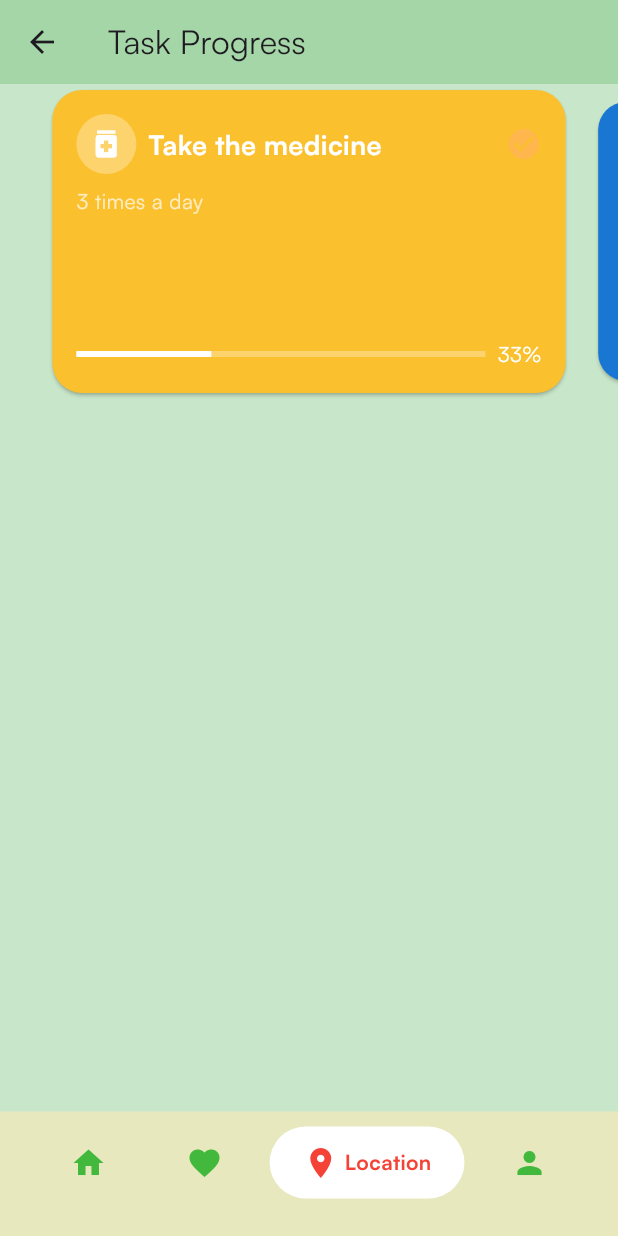
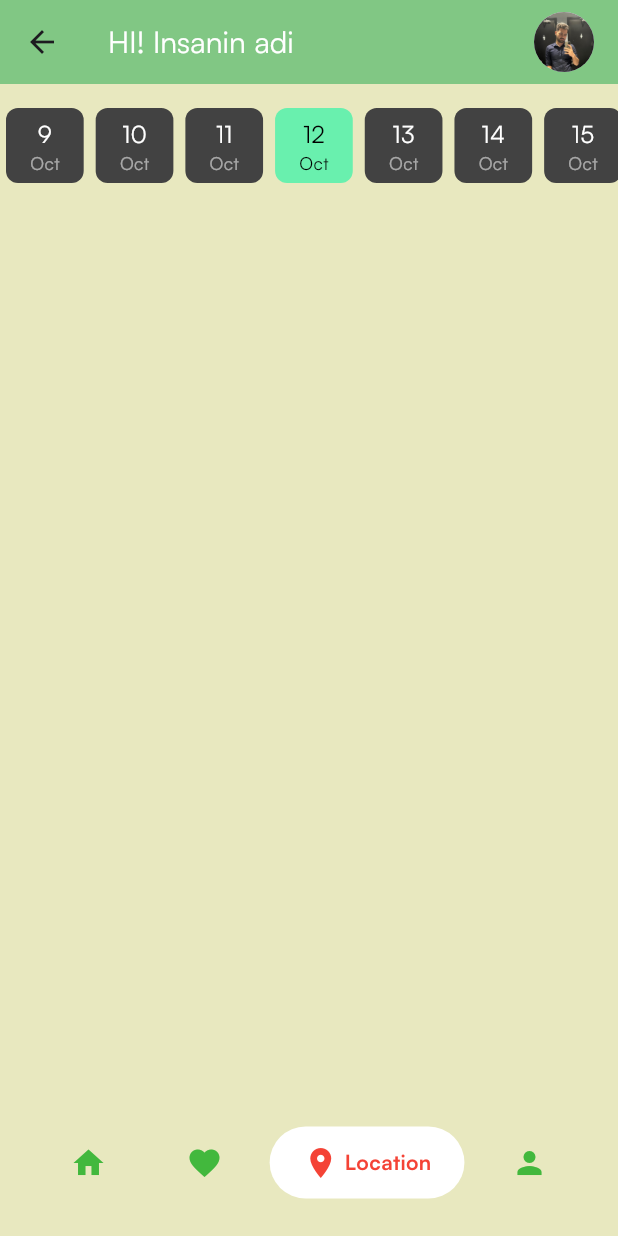
Before and after one commit to KamalAbdullayev0/NutriFit, a Flutter app: the LocationPageWidget screen opened by its route, on a phone screen of 412 x 824 dp. Run offline on Flutter 3.47's test engine with Material 3 defaults, Android fonts, the phone set to English and light mode, and no system bars; drawn by our look-alikes of google_nav_bar; our stand-ins replace auto_route, bloc, cloud_firestore, dartz, firebase_auth, firebase_core and 4 more; accounts and stored records are empty.

```diff
--- a/lib/common/widgets/root_appbar/root_appbar.dart
+++ b/lib/common/widgets/root_appbar/root_appbar.dart
@@ -1,40 +1,41 @@
-// import 'package:flutter/material.dart';
-// import 'package:nutri_fit/core/configs/assets/app_images.dart';
-// import 'package:nutri_fit/core/configs/theme/app_colors.dart';
+import 'package:flutter/material.dart';
+import 'package:nutri_fit/core/configs/assets/app_images.dart';
 
-// class BasicAppbar extends StatelessWidget implements PreferredSizeWidget {
-//   final String? imagePath;
-//   final bool hideBack;
-//   const BasicAppbar({super.key, this.imagePath, this.hideBack = false});
+class RootAppBar extends StatelessWidget implements PreferredSizeWidget {
+  final String? imagePath;
 
-//   @override
-//   Widget build(BuildContext context) {
-//     return AppBar(
-//       backgroundColor: Colors.green[300],
-//       elevation: 0,
-//       title: Row(
-//         mainAxisAlignment: MainAxisAlignment.spaceBetween,
-//         children: [
-//           Column(
-//             crossAxisAlignment: CrossAxisAlignment.start,
-//             children: const [
-//               Text(
-//                 'HI! Insanin adi',
-//                 style: TextStyle(
-//                   fontSize: 20,
-//                   color: Colors.white,
-//                 ),
-//               ),
-//             ],
-//           ),
-//           CircleAvatar(
-//             backgroundImage: AssetImage(AppImages.ozun),
-//           ),
-//         ],
-//       ),
-//     );
-//   }
+  const RootAppBar({super.key, this.imagePath});
 
-//   @override
-//   Size get preferredSize => const Size.fromHeight(kToolbarHeight);
-// }
+  @override
+  Widget build(BuildContext context) {
+    return AppBar(
+      backgroundColor: Colors.green[300],
+      elevation: 0,
+      title: Row(
+        mainAxisAlignment: MainAxisAlignment.spaceBetween,
+        children: [
+          Column(
+            crossAxisAlignment: CrossAxisAlignment.start,
+            children: const [
+              Text(
+                'HI! Insanin adi',
+                style: TextStyle(
+                  fontSize: 20,
+                  color: Colors.white,
+                ),
+              ),
+            ],
+          ),
+          CircleAvatar(
+            backgroundImage: imagePath != null
+                ? AssetImage(imagePath!)
+                : AssetImage(AppImages.ozun),
+          ),
+        ],
+      ),
+    );
+  }
+
+  @override
+  Size get preferredSize => const Size.fromHeight(kToolbarHeight);
+}
--- a/lib/presentation/home_pages/location/location_page.dart
+++ b/lib/presentation/home_pages/location/location_page.dart
@@ -1,147 +1,205 @@
 import 'package:flutter/material.dart';
 import 'package:auto_route/auto_route.dart';
+import 'package:intl/intl.dart';
+import 'package:nutri_fit/common/widgets/root_appbar/root_appbar.dart';
+import 'package:nutri_fit/core/configs/assets/app_images.dart';
+import 'package:nutri_fit/core/configs/theme/app_colors.dart';
 
 @RoutePage()
-class LocationPageWidget extends StatefulWidget {
+class LocationPageWidget extends StatelessWidget {
   const LocationPageWidget({super.key});
-
-  @override
-  _LocationPageWidgetState createState() => _LocationPageWidgetState();
-}
-
-class _LocationPageWidgetState extends State<LocationPageWidget> {
-  int currentIndex = 0; // Keeps track of the current card index
-
-  final List<Map<String, dynamic>> cards = [
-    {
-      'color': Colors.yellow[700],
-      'number': 'Take the medicine',
-      'type': '3 times a day',
-      'progress': 0.33,
-      'icon': Icons.medication,
-    },
-    {
-      'color': Colors.blue[700],
-      'number': 'Music lessons',
-      'type': 'Every Monday',
-      'progress': 0.1,
-      'icon': Icons.music_note,
-    },
-    {
-      'color': Colors.green[700],
-      'number': 'Exercise',
-      'type': '1 hour daily',
-      'progress': 0.5,
-      'icon': Icons.fitness_center,
-    },
-    {
-      'color': Colors.red[700],
-      'number': 'Drink water',
-      'type': '8 glasses daily',
-      'progress': null, // Simulating a null progress value
-      'icon': Icons.local_drink,
-    },
-  ];
 
   @override
   Widget build(BuildContext context) {
     return Scaffold(
-      backgroundColor: Colors.green[100], // Background color to match the image
-      appBar: AppBar(
-        title: const Text('Task Progress'),
-        backgroundColor: Colors.green[200],
-        elevation: 0, // Flat app bar
-      ),
-      body: Column(
-        crossAxisAlignment: CrossAxisAlignment.start,
+      backgroundColor: AppColors.background,
+      appBar: const RootAppBar(imagePath: AppImages.ozun),
+      body: SingleChildScrollView(
+        child: Column(
           children: [
-          SizedBox(
-            height: 210,
-            width: double.infinity,
-            child: PageView.builder(
-              itemCount: cards.length,
-              controller: PageController(viewportFraction: 0.85),
-              onPageChanged: (index) {
-                setState(() {
-                  currentIndex = index;
-                });
-              },
-              itemBuilder: (context, index) {
-                return Transform.scale(
-                  scale: index == currentIndex
-                      ? 1.0
-                      : 0.92, // scale the current card
-                  child: Card(
-                    color: cards[index]['color'],
-                    shape: RoundedRectangleBorder(
-                      borderRadius: BorderRadius.circular(20),
-                    ),
-                    child: Padding(
-                      padding: const EdgeInsets.all(16.0),
-                      child: Column(
-                        crossAxisAlignment: CrossAxisAlignment.start,
-                        children: [
-                          Row(
-                            children: [
-                              CircleAvatar(
-                                backgroundColor: Colors.white.withOpacity(0.3),
-                                child: Icon(cards[index]['icon'],
-                                    color: Colors.white),
-                              ),
-                              const SizedBox(width: 8),
-                              Expanded(
-                                child: Text(
-                                  cards[index]['number'],
-                                  style: const TextStyle(
-                                    fontSize: 18,
-                                    color: Colors.white,
-                                    fontWeight: FontWeight.bold,
+            SizedBox(height: 16.0),
+            _buildDatePicker(context),
+            // SizedBox(height: 16.0),
+            // _buildSummaryCard(),
+            // SizedBox(height: 16.0),
+            // _buildDailyFoodSection(),
+          ],
         ),
       ),
+    );
+  }
+
+  Widget _buildDatePicker(BuildContext context) {
+    final now = DateTime.now();
+    final dateFormatter = DateFormat('MMM');
+
+    return Container(
+      height: 50,
+      child: ListView.builder(
+        scrollDirection: Axis.horizontal,
+        itemCount: 7,
+        itemBuilder: (context, index) {
+          final date =
+              now.add(Duration(days: index)).subtract(Duration(days: 3));
+
+          final isSelected = index == 3;
+          return GestureDetector(
+            onTap: () {},
+            child: Container(
+              padding: EdgeInsets.symmetric(horizontal: 16.0, vertical: 5.0),
+              margin: EdgeInsets.symmetric(horizontal: 4.0),
+              decoration: BoxDecoration(
+                color: isSelected ? Colors.greenAccent : Colors.grey[800],
+                borderRadius: BorderRadius.circular(8.0),
               ),
-                              Icon(Icons.check_circle,
-                                  color: Colors.orange[300]), // Checkmark icon
-                            ],
-                          ),
-                          const SizedBox(height: 8),
+              child: Column(
+                mainAxisAlignment: MainAxisAlignment.center,
+                children: [
                   Text(
-                            cards[index]['type'],
-                            style: const TextStyle(
-                              fontSize: 14,
-                              color: Colors.white70,
+                    DateFormat('d').format(date), // Отображаем день месяца
+                    style: TextStyle(
+                      color: isSelected ? Colors.black : Colors.white,
+                      fontSize: 16,
                     ),
                   ),
-                          const Spacer(),
-                          Row(
-                            children: [
-                              Expanded(
-                                child: LinearProgressIndicator(
-                                  value: cards[index]['progress'] ??
-                                      0.0, // Check for null value
-                                  backgroundColor:
-                                      Colors.white.withOpacity(0.3),
-                                  valueColor:
-                                      const AlwaysStoppedAnimation<Color>(
-                                          Colors.white),
+                  Text(
+                    dateFormatter.format(date), // Отображаем месяц
+                    style: TextStyle(
+                      color: isSelected ? Colors.black : Colors.white54,
+                      fontSize: 12,
                     ),
                   ),
-                              const SizedBox(width: 8),
-                              Text(
-                                '${((cards[index]['progress'] ?? 0) * 100).toInt()}%', // Handle null
-                                style: const TextStyle(color: Colors.white),
-                              ),
                 ],
-                          ),
-                        ],
-                      ),
               ),
             ),
           );
         },
       ),
+    );
+  }
+
+  Widget _buildSummaryCard() {
+    return Container(
+      padding: EdgeInsets.all(16.0),
+      margin: EdgeInsets.symmetric(horizontal: 16.0),
+      decoration: BoxDecoration(
+        color: Colors.grey[900],
+        borderRadius: BorderRadius.circular(12.0),
+      ),
+      child: Column(
+        crossAxisAlignment: CrossAxisAlignment.start,
+        children: [
+          Row(
+            mainAxisAlignment: MainAxisAlignment.spaceBetween,
+            children: [
+              _buildCalorieInfo('1456 kcal', 'Consumed'),
+              CircularProgressIndicator(
+                value: 0.5, // Adjust this value dynamically
+                backgroundColor: Colors.black,
+                valueColor: AlwaysStoppedAnimation<Color>(Colors.greenAccent),
+              ),
+              _buildCalorieInfo('2875 kcal', 'Remaining'),
+            ],
+          ),
+          SizedBox(height: 16.0),
+          Row(
+            children: [
+              Expanded(
+                  child: _buildProgressIndicator('Sleep', 0.6, '5/8 Hours')),
+              SizedBox(width: 16.0),
+              Expanded(
+                  child: _buildProgressIndicator('Water', 0.6, '3/5 Liters')),
+            ],
           ),
         ],
       ),
     );
   }
+
+  Widget _buildCalorieInfo(String amount, String label) {
+    return Column(
+      crossAxisAlignment: CrossAxisAlignment.start,
+      children: [
+        Text(amount, style: TextStyle(color: Colors.white, fontSize: 18)),
+        Text(label, style: TextStyle(color: Colors.white54)),
+      ],
+    );
   }
+
+  Widget _buildProgressIndicator(String label, double value, String progress) {
+    return Column(
+      children: [
+        CircularProgressIndicator(
+          value: value,
+          backgroundColor: Colors.black,
+          valueColor: AlwaysStoppedAnimation<Color>(Colors.greenAccent),
+        ),
+        SizedBox(height: 8.0),
+        Text(label, style: TextStyle(color: Colors.white)),
+        Text(progress, style: TextStyle(color: Colors.white54)),
+      ],
+    );
+  }
+
+  Widget _buildDailyFoodSection() {
+    return Column(
+      crossAxisAlignment: CrossAxisAlignment.start,
+      children: [
+        Padding(
+          padding: const EdgeInsets.all(16.0),
+          child: Text(
+            'Daily Food',
+            style: TextStyle(color: Colors.white, fontSize: 18),
+          ),
+        ),
+        SizedBox(
+          height: 100,
+          child: ListView.builder(
+            scrollDirection: Axis.horizontal,
+            itemCount: 4,
+            itemBuilder: (context, index) {
+              return _buildFoodImage('https://via.placeholder.com/150');
+            },
+          ),
+        ),
+        _buildAskAIButton(),
+      ],
+    );
+  }
+
+  Widget _buildFoodImage(String imageUrl) {
+    return Padding(
+      padding: const EdgeInsets.all(8.0),
+      child: ClipRRect(
+        borderRadius: BorderRadius.circular(8.0),
+        child: Image.network(
+          imageUrl,
+          width: 100,
+          height: 100,
+          fit: BoxFit.cover,
+        ),
+      ),
+    );
+  }
+
+  Widget _buildAskAIButton() {
+    return Container(
+      margin: EdgeInsets.all(16.0),
+      padding: EdgeInsets.all(16.0),
+      decoration: BoxDecoration(
+        color: Colors.greenAccent,
+        borderRadius: BorderRadius.circular(8.0),
+      ),
+      child: Row(
+        mainAxisAlignment: MainAxisAlignment.spaceBetween,
+        children: [
+          Text(
+            'Ask AI',
+            style: TextStyle(color: Colors.black, fontSize: 16),
+          ),
+          Icon(Icons.camera_alt, color: Colors.black),
+        ],
+      ),
+    );
+  }
+}
--- a/pubspec.yaml
+++ b/pubspec.yaml
@@ -45,6 +45,7 @@ dependencies:
   dartz:
   auto_route:
   google_nav_bar:
+  intl:
 
 
 dev_dependencies:
```
Also changed, not shown: lib/presentation/home_pages/diet/pages/diet_page.dart (+2 -24 lines), pubspec.lock. Lines whose indentation alone changed are shown as unchanged.
